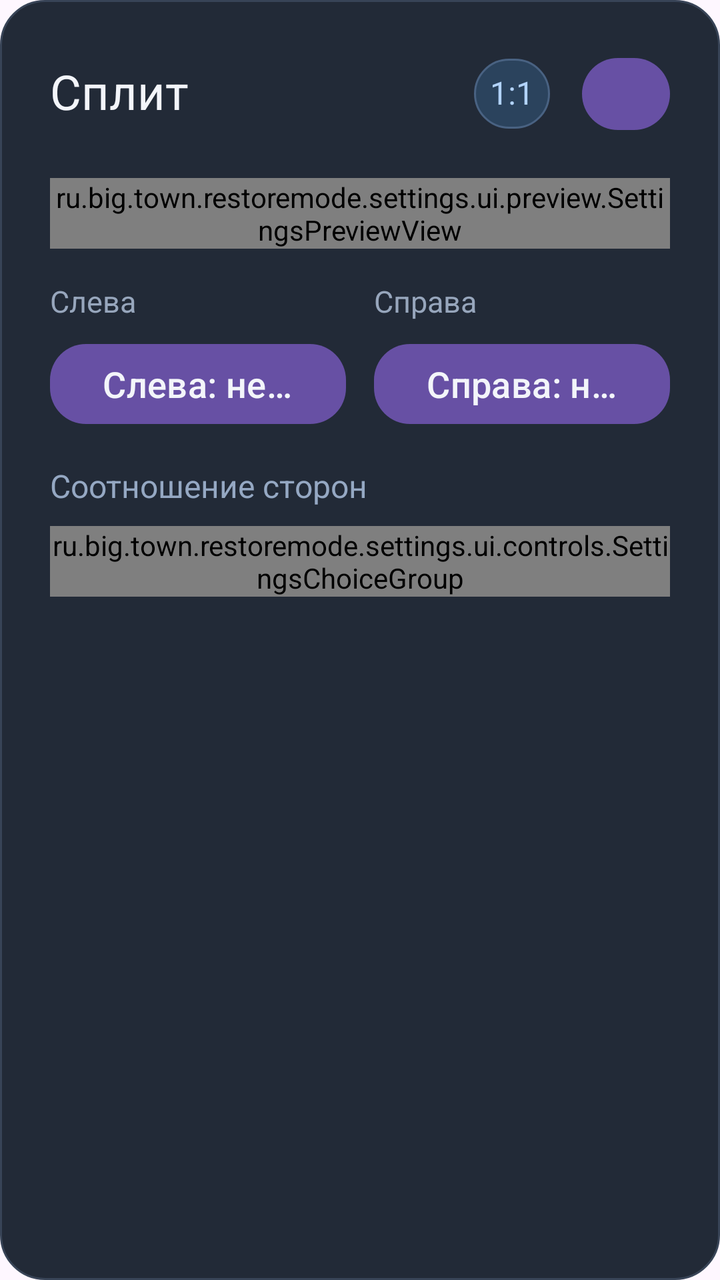
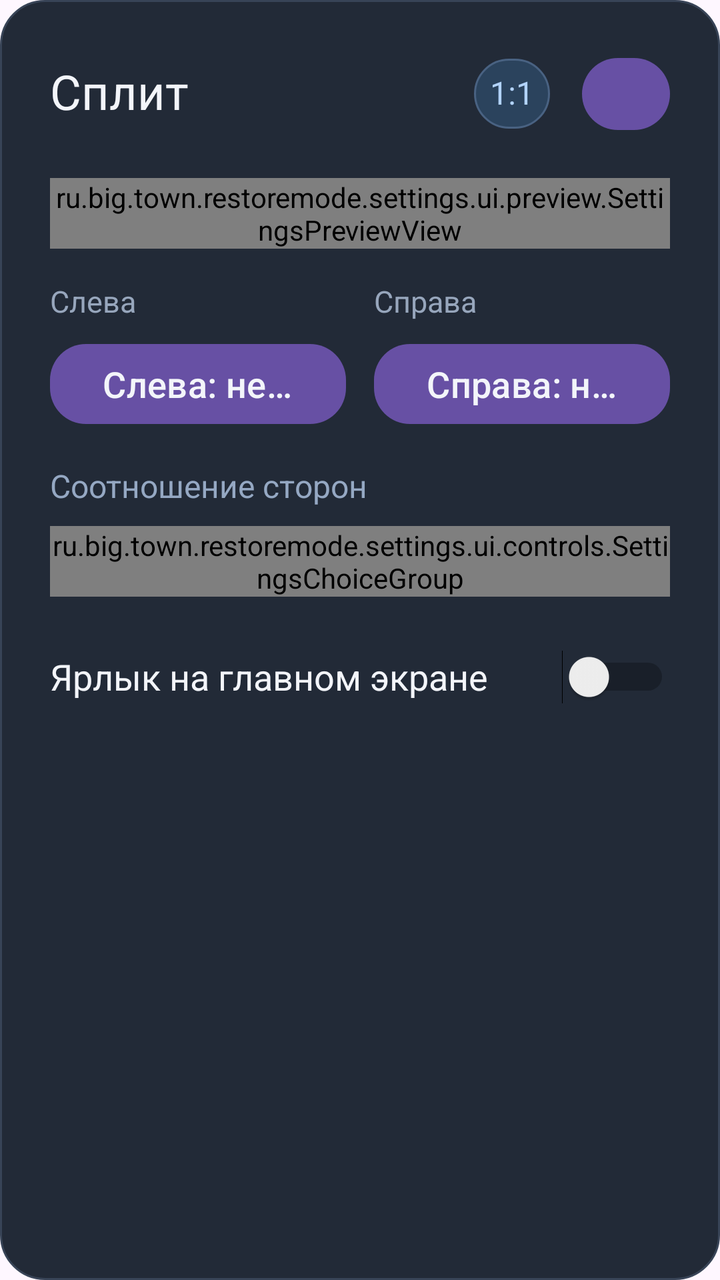

An Android layout rendered at two revisions. The XML below is the earlier revision; the diff shows what the commit changed to produce the second picture.
<!-- AndroidManifest.xml: application theme Theme.RestoreMode -->
<!-- res/layout/item_split_preset.xml -->
<?xml version="1.0" encoding="utf-8"?>
<LinearLayout xmlns:android="http://schemas.android.com/apk/res/android"
    xmlns:app="http://schemas.android.com/apk/res-auto"
    xmlns:tools="http://schemas.android.com/tools"
    android:layout_width="match_parent"
    android:layout_height="wrap_content"
    android:orientation="vertical"
    android:background="@drawable/settings_card"
    android:padding="25dp">
    <LinearLayout android:layout_width="match_parent"
        android:layout_height="wrap_content"
        android:orientation="horizontal"
        android:gravity="center_vertical"
        android:layout_marginBottom="20dp">
        <TextView android:layout_width="0dp"
            android:layout_height="wrap_content"
            android:text="Сплит"
            android:textSize="24sp"
            android:textColor="#f3f5fa"
            android:includeFontPadding="false"
            android:id="@+id/settingsSplitTitle"
            android:layout_weight="1" />
        <TextView android:layout_width="wrap_content"
            android:layout_height="wrap_content"
            android:text="1:1"
            android:textSize="16sp"
            android:textColor="#b2d3fb"
            android:includeFontPadding="false"
            android:id="@+id/settingsSplitRatioLabel"
            android:padding="8dp"
            android:background="@drawable/settings_pill"
            android:paddingHorizontal="12dp"
            android:layout_marginEnd="16dp" />
        <Button android:id="@+id/splitDeleteBtn"
            android:layout_width="44dp"
            android:layout_height="44dp"
            android:text="×"
            android:textColor="@color/settings_text"
            android:textSize="18sp"
            app:cornerRadius="18dp"
            android:tag="settings.delete"
            android:minHeight="48dp"
            android:contentDescription="Удалить сплит" />
    </LinearLayout>
    <ru.big.town.restoremode.settings.ui.preview.SettingsPreviewView android:layout_width="match_parent"
        android:layout_height="wrap_content"
        android:layout_marginTop="0dp"
        android:layout_marginBottom="18dp"
        app:settingsPreviewKind="split"
        android:id="@+id/settingsSplitPreview" />
    <LinearLayout android:layout_width="match_parent"
        android:layout_height="wrap_content"
        android:orientation="horizontal"
        android:gravity="center_vertical">
        <LinearLayout android:layout_width="0dp"
            android:layout_height="wrap_content"
            android:orientation="vertical"
            android:layout_weight="1"
            android:layout_marginEnd="14dp">
            <TextView android:layout_width="match_parent"
                android:layout_height="wrap_content"
                android:text="Слева"
                android:textSize="15sp"
                android:textColor="#97a6bc"
                android:includeFontPadding="false"
                android:layout_marginBottom="8dp" />
            <Button android:id="@+id/splitLeftBtn"
                android:layout_width="match_parent"
                android:layout_height="48dp"
                android:text="Слева: не выбрано"
                android:textColor="@color/settings_text"
                android:textSize="18sp"
                android:singleLine="true"
                app:cornerRadius="18dp"
                android:tag="settings.field"
                android:minHeight="48dp" />
        </LinearLayout>
        <LinearLayout android:layout_width="0dp"
            android:layout_height="wrap_content"
            android:orientation="vertical"
            android:layout_weight="1">
            <TextView android:layout_width="match_parent"
                android:layout_height="wrap_content"
                android:text="Справа"
                android:textSize="15sp"
                android:textColor="#97a6bc"
                android:includeFontPadding="false"
                android:layout_marginBottom="8dp" />
            <Button android:id="@+id/splitRightBtn"
                android:layout_width="match_parent"
                android:layout_height="48dp"
                android:text="Справа: не выбрано"
                android:textColor="@color/settings_text"
                android:textSize="18sp"
                android:singleLine="true"
                app:cornerRadius="18dp"
                android:tag="settings.field"
                android:minHeight="48dp" />
        </LinearLayout>
    </LinearLayout>
    <TextView android:layout_width="match_parent"
        android:layout_height="wrap_content"
        android:text="Соотношение сторон"
        android:textSize="16sp"
        android:textColor="#95a8c3"
        android:includeFontPadding="false"
        android:layout_marginTop="18dp"
        android:layout_marginBottom="10dp" />
    <ru.big.town.restoremode.settings.ui.controls.SettingsChoiceGroup android:layout_width="match_parent"
        android:layout_height="wrap_content"
        android:orientation="vertical"
        android:id="@+id/settingsSplitRatios" />
    <Switch android:id="@+id/splitResizableSwitch"
        android:layout_width="match_parent"
        android:layout_height="wrap_content"
        android:layout_marginTop="8dp"
        android:text="Изменяемая пропорция (тянуть делитель)"
        android:textColor="@color/settings_text"
        android:textSize="18sp"
        android:visibility="gone" />
</LinearLayout>
<!-- resources referenced by this layout -->
<resources>
  <color name="settings_text">#F3F5FA</color>
  <!-- drawable settings_card (drawable) -->
  <shape xmlns:android="http://schemas.android.com/apk/res/android">
      <solid android:color="@color/settings_surface" />
      <stroke android:width="1dp" android:color="@color/settings_border" />
      <corners android:radius="@dimen/settings_card_radius" />
  </shape>
  <!-- drawable settings_pill (drawable) -->
  <shape xmlns:android="http://schemas.android.com/apk/res/android"><solid android:color="#2b435d" /><corners android:radius="20dp" /><stroke android:width="1dp" android:color="#496282" /></shape>
  <style name="Theme.RestoreMode" parent="Base.Theme.RestoreMode" />
  <color name="settings_surface">#222A37</color>
  <color name="settings_border">#384457</color>
  <dimen name="settings_card_radius">22dp</dimen>
  <style name="Base.Theme.RestoreMode" parent="Theme.Material3.DayNight.NoActionBar">
          
          
      </style>
</resources>

<!-- the commit's change to res/layout/item_split_preset.xml (unified diff, before → after) -->
@@ -110,6 +110,14 @@
         android:layout_height="wrap_content"
         android:orientation="vertical"
         android:id="@+id/settingsSplitRatios" />
+    <Switch android:id="@+id/splitShowOnHomeSwitch"
+        android:layout_width="match_parent"
+        android:layout_height="wrap_content"
+        android:layout_marginTop="16dp"
+        android:minHeight="48dp"
+        android:text="Ярлык на главном экране"
+        android:textColor="@color/settings_text"
+        android:textSize="18sp" />
     <Switch android:id="@+id/splitResizableSwitch"
         android:layout_width="match_parent"
         android:layout_height="wrap_content"
